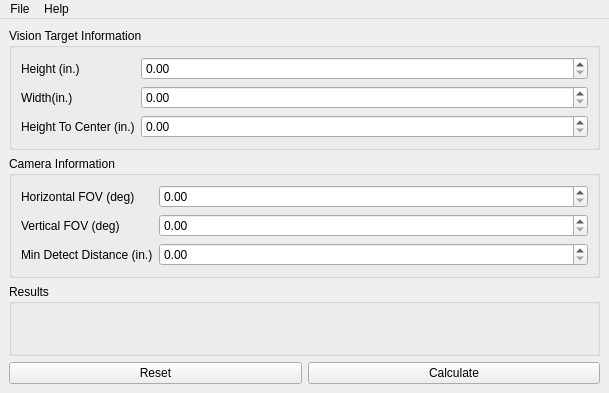
FRC-836/Camera_Calculator, file inc/MainWindow.ui: the form before one commit.
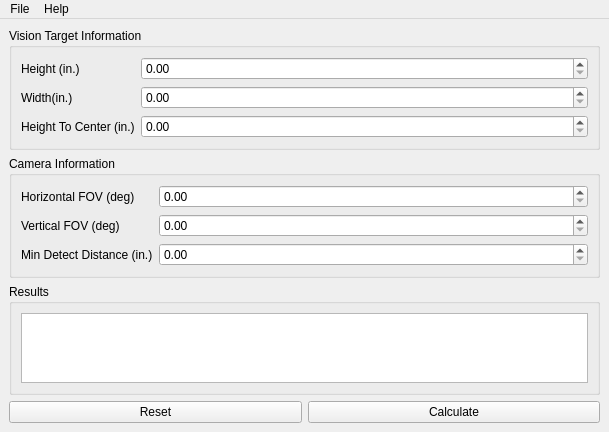
The form after the commit.

Commit message: reset button functional

Patch:
```diff
--- a/inc/MainWindow.ui
+++ b/inc/MainWindow.ui
@@ -98,7 +98,11 @@
       <property name="title">
        <string>Results</string>
       </property>
-      <layout class="QFormLayout" name="formLayout_3"/>
+      <layout class="QGridLayout" name="gridLayout">
+       <item row="0" column="0">
+        <widget class="QListWidget" name="lstResults"/>
+       </item>
+      </layout>
      </widget>
     </item>
     <item>
```
The commit also changes 1 other file.
